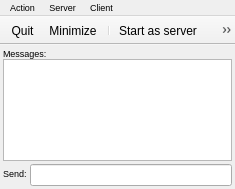
Above: source/qtdesigner/MChat_ui.ui from MValaguz/Echo before the change. Below: the same form after it.
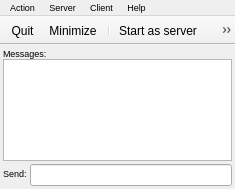
That is the form after the change. Icons and pictures are not drawn.

The edit to the form file:
```diff
--- a/source/qtdesigner/MChat_ui.ui
+++ b/source/qtdesigner/MChat_ui.ui
@@ -148,7 +148,7 @@
      <x>0</x>
      <y>0</y>
      <width>235</width>
-     <height>16</height>
+     <height>21</height>
     </rect>
    </property>
    <property name="font">
@@ -205,9 +205,23 @@
     <addaction name="separator"/>
     <addaction name="actionExit"/>
    </widget>
+   <widget class="QMenu" name="menuHelp">
+    <property name="font">
+     <font>
+      <family>MS Shell Dlg 2</family>
+      <pointsize>8</pointsize>
+     </font>
+    </property>
+    <property name="title">
+     <string>Help</string>
+    </property>
+    <addaction name="actionProgram_Info"/>
+    <addaction name="actionHelp"/>
+   </widget>
    <addaction name="menuFile"/>
    <addaction name="menuAs_Server"/>
    <addaction name="menuAs_Client"/>
+   <addaction name="menuHelp"/>
   </widget>
   <action name="actionClear_my_chat">
    <property name="icon">
```
Left out of the diff: 27 changed lines with no effect on the pictures.
